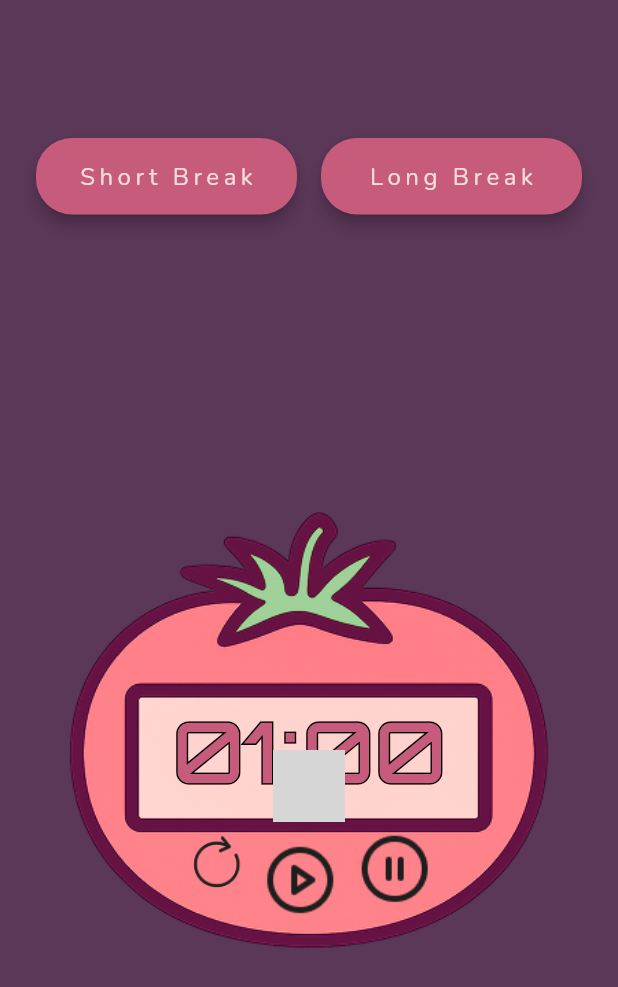
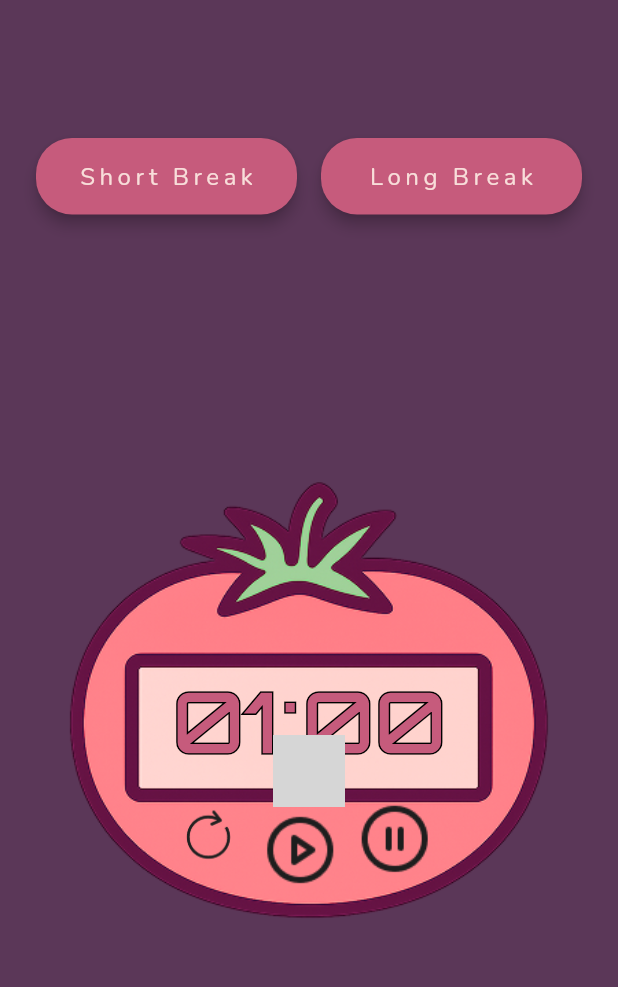
Before and after one commit to vansolinka/pomdoroweird, a Flutter app: the LongBreakScreen screen opened directly, after a tap on "Pomodoro weird", on a phone screen of 412 x 824 dp. Shown: the top 987 px of the screen. Run offline on Flutter 3.47's test engine with Material 3 defaults, Android fonts, the phone set to English and light mode, and no system bars; our stand-ins replace audioplayers; missing offline and left inert: flutter_arc_text; grey boxes are pictures that could not be loaded.

Commit message:
added sound, added tablet responsivness, not ideal though

```diff
--- a/lib/screens/home_screen.dart
+++ b/lib/screens/home_screen.dart
@@ -13,7 +13,7 @@
 class HomeScreen extends StatelessWidget {
   HomeScreen({super.key});
 
-  final GlobalKey<TomatoDisplayState> tomatoKey = GlobalKey<TomatoDisplayState>(); // ✅ Key to control timer
+  final GlobalKey<TomatoDisplayState> tomatoKey = GlobalKey<TomatoDisplayState>();
 
   @override
   Widget build(BuildContext context) {
@@ -31,7 +31,7 @@
               child: Column(
                 mainAxisAlignment: MainAxisAlignment.center,
                 children: [
-                  SizedBox(height: r.responsiveSize(40, 60)),
+                  SizedBox(height: r.tieredSize(small: 40, medium: 60, tablet: 80)),
 
                   // Break buttons
                   Row(
@@ -63,12 +63,13 @@
                     ],
                   ),
 
-                  SizedBox(height: r.responsiveSize(100, 160)),
+                  // 🆕 Adjust vertical space before Tomato
+                  SizedBox(height: r.tieredSize(small: 100, medium: 140, tablet: 180)),
 
-                  // Tomato Clock
+                  // 🍅 Tomato Clock with capped max width
                   TomatoDisplay(
-                    key: tomatoKey, // ✅ apply key
-                    size: r.widthPercent(r.isSmallScreen ? 0.87 : 0.9),
+                    key: tomatoKey,
+
                     duration: const Duration(minutes: 1),
                     startPulse: 10,
                     breakTomato: 0,
@@ -83,7 +84,7 @@
                         builder: (context) => PomodoroEndDialog(
                           message: message,
                           onReplay: () {
-                            tomatoKey.currentState?.resetFromOutside(); // ✅ reset timer from dialog
+                            tomatoKey.currentState?.resetFromOutside();
                           },
                         ),
                       );
@@ -97,10 +98,12 @@
             ),
 
             // Orbiting logo
-            Positioned(
-              top: r.responsiveSize(400, 500),
-              child: const AppLogo(),
+           Positioned(
+            top: r.tieredSize(small: 400, medium: 490, tablet: 570), // 📏 adjust if needed
+            child: AppLogo(
+              size: r.tieredSize(small: 340, medium: 380, tablet: 540), // 🌀 size for arc
             ),
+          ),
           ],
         ),
       ),
--- a/lib/screens/long_break.dart
+++ b/lib/screens/long_break.dart
@@ -43,13 +43,13 @@
           children: [
             SingleChildScrollView(
               padding: EdgeInsets.symmetric(
-                horizontal: r.responsiveSize(20, 24),
-                vertical: r.responsiveSize(28, 32),
+                horizontal: r.tieredSize(small: 20, medium: 24, tablet: 40),
+                vertical: r.tieredSize(small: 28, medium: 32, tablet: 48),
               ),
               child: Column(
                 mainAxisAlignment: MainAxisAlignment.center,
                 children: [
-                  SizedBox(height: r.responsiveSize(40, 60)),
+                  SizedBox(height: r.tieredSize(small: 40, medium: 60, tablet: 80)),
 
                   Center(
                     child: BreakButton(
@@ -63,7 +63,7 @@
                     ),
                   ),
 
-                  SizedBox(height: r.responsiveSize(12, 16)),
+                  SizedBox(height: r.tieredSize(small: 12, medium: 16, tablet: 24)),
 
                   Row(
                     children: [
@@ -78,7 +78,7 @@
                           },
                         ),
                       ),
-                      SizedBox(width: r.responsiveSize(12, 16)),
+                      SizedBox(width: r.tieredSize(small: 12, medium: 16, tablet: 24)),
                       Expanded(
                         child: BreakButton(
                           label: 'Long Break',
@@ -93,13 +93,13 @@
                     ],
                   ),
 
-                  SizedBox(height: r.responsiveSize(40, 60)),
+                  SizedBox(height: r.tieredSize(small: 40, medium: 60, tablet: 80)),
 
                   Container(
-                    margin: EdgeInsets.only(top: r.responsiveSize(12, 16)),
+                    margin: EdgeInsets.only(top: r.tieredSize(small: 12, medium: 16, tablet: 24)),
                     padding: EdgeInsets.symmetric(
-                      horizontal: r.responsiveSize(16, 20),
-                      vertical: r.responsiveSize(10, 12),
+                      horizontal: r.tieredSize(small: 16, medium: 20, tablet: 28),
+                      vertical: r.tieredSize(small: 10, medium: 12, tablet: 18),
                     ),
                     decoration: BoxDecoration(
                       color: AppColors.softTomato,
@@ -121,10 +121,10 @@
                     ),
                   ),
 
-                  SizedBox(height: r.responsiveSize(30, 40)),
+                  SizedBox(height: r.tieredSize(small: 30, medium: 40, tablet: 45)),
 
                   TomatoDisplay(
-                    size: r.widthPercent(r.isSmallScreen ? 0.87 : 0.9),
+                    size: r.tieredSize(small: r.widthPercent(0.87), medium: r.widthPercent(0.9), tablet: r.widthPercent(0.91)),
                     duration: const Duration(minutes: 15),
                     startPulse: 120,
                     breakTomato: 0,
--- a/lib/themes/app_assets.dart
+++ b/lib/themes/app_assets.dart
@@ -1,9 +1,11 @@
 class AppAssets {
+  // 🎨 Images
   static const tomatoImage = 'assets/images/tomato_clock.png';
   static const tomatoCrackedImage = 'assets/images/tomato_cracked.png';
   static const replayButton = 'assets/images/replay.png';
   static const playButton = 'assets/images/play.png';
   static const pauseButton = 'assets/images/pause.png';
-  // You can add more like:
-  // static const bell = 'assets/images/bell.png';
+
+  // 🔊 Audio
+  static const crackSound = 'audio/crack_sound.wav';
 }
--- a/lib/utils/app_responsive.dart
+++ b/lib/utils/app_responsive.dart
@@ -7,19 +7,32 @@
   final double screenWidth;
   final double screenHeight;
   final bool isSmallScreen;
+  final bool isTablet;
 
   AppResponsive(this.context)
       : screenWidth = MediaQuery.of(context).size.width,
         screenHeight = MediaQuery.of(context).size.height,
         isSmallScreen = MediaQuery.of(context).size.height < 700 ||
-                        MediaQuery.of(context).size.width < 390;
+                        MediaQuery.of(context).size.width < 390,
+        isTablet = MediaQuery.of(context).size.shortestSide >= 600;
 
   double responsiveSize(double small, double large) =>
       isSmallScreen ? small : large;
+
+  // 🆕 Add this: handles small / normal / tablet
+  double tieredSize({required double small, required double medium, required double tablet}) {
+    if (isSmallScreen) return small;
+    if (isTablet) return tablet;
+    return medium;
+  }
 
   double widthPercent(double percent) => screenWidth * percent;
 
   double heightPercent(double percent) => screenHeight * percent;
 
-  double fontSize(double base) => isSmallScreen ? base * 0.88 : base;
+  double fontSize(double base) {
+    if (isSmallScreen) return base * 0.88;
+    if (isTablet) return base * 1.2;
+    return base;
+  }
 }
--- a/lib/widgets/logo.dart
+++ b/lib/widgets/logo.dart
@@ -4,7 +4,9 @@
 import '../themes/app_theme.dart';
 
 class AppLogo extends StatefulWidget {
-  const AppLogo({super.key});
+  final double? size; // 🆕 optional custom size
+
+  const AppLogo({super.key, this.size});
 
   @override
   State<AppLogo> createState() => _AppLogoState();
@@ -40,11 +42,10 @@
 
   @override
   Widget build(BuildContext context) {
-
-  // Shrink the arc radius based on screen size
- final tomatoSize = MediaQuery.of(context).size.width.clamp(320.0, 400.0);
-final arcRadius = tomatoSize / 2.5; // or 2.2 to make it tighter
-
+    // 👇 Use passed size or fallback to responsive screen width
+    final screenWidth = MediaQuery.of(context).size.width;
+    final logoSize = widget.size ?? screenWidth.clamp(320.0, 400.0);
+    final arcRadius = logoSize / 2.5;
 
     return AnimatedBuilder(
       animation: _angleAnimation,
@@ -52,13 +53,11 @@
         return ArcText(
           radius: arcRadius,
           text: 'POMODORO WEIRD',
-        textStyle: AppTextStyles.logo, // ✅ fixed size
+          textStyle: AppTextStyles.logo,
           startAngle: _angleAnimation.value,
           placement: Placement.outside,
         );
       },
     );
   }
-
-
 }
--- a/lib/widgets/tomato_display.dart
+++ b/lib/widgets/tomato_display.dart
@@ -1,8 +1,10 @@
 import 'package:flutter/material.dart';
+import 'package:audioplayers/audioplayers.dart';
 import '../themes/app_assets.dart';
 import '../themes/app_theme.dart';
 import '../utils/app_responsive.dart';
 import 'timer_widget.dart';
+import 'dart:math';
 
 class TomatoDisplay extends StatefulWidget {
   final double? size;
@@ -11,8 +13,7 @@
   final int breakTomato;
   final VoidCallback? onStart;
   final VoidCallback? onComplete;
-  final VoidCallback? onReset; // 👈 NEW
-
+  final VoidCallback? onReset;
 
   const TomatoDisplay({
     super.key,
@@ -20,36 +21,37 @@
     required this.duration,
     required this.startPulse,
     required this.breakTomato,
-    required this.onStart,
+    this.onStart,
     this.onComplete,
     this.onReset,
   });
 
   @override
-  TomatoDisplayState createState() => TomatoDisplayState(); // ✅ match the public class name
+  TomatoDisplayState createState() => TomatoDisplayState();
 }
 
-class TomatoDisplayState extends State<TomatoDisplay>
-    with SingleTickerProviderStateMixin {
+class TomatoDisplayState extends State<TomatoDisplay> with SingleTickerProviderStateMixin {
   late AnimationController _controller;
   late Animation<double> _scaleAnimation;
   final GlobalKey<DigitalTimerState> timerKey = GlobalKey<DigitalTimerState>();
   bool _isFastBreathing = false;
   bool _isPulsing = false;
   bool _isCracked = false;
+  final player = AudioPlayer();
 
   @override
   void initState() {
     super.initState();
+    player.setSourceAsset(AppAssets.crackSound);
     _controller = AnimationController(
       vsync: this,
       duration: const Duration(seconds: 2),
     );
-
     _scaleAnimation = Tween<double>(begin: 1.0, end: 1.05).animate(
       CurvedAnimation(parent: _controller, curve: Curves.easeInOut),
     );
   }
+
   void resetFromOutside() {
     timerKey.currentState?.resetTimer();
     stopTomatoPulse();
@@ -61,10 +63,8 @@
   void startTomatoPulse() {
     _isFastBreathing = false;
     _isPulsing = true;
-    _controller.reset();
     _controller.duration = const Duration(seconds: 2);
     _controller.repeat(reverse: true);
-    setState(() {});
   }
 
   void stopTomatoPulse() {
@@ -72,7 +72,6 @@
     _isFastBreathing = false;
     _isPulsing = false;
     _controller.duration = const Duration(seconds: 2);
-    setState(() {});
   }
 
   void setFastPulse() {
@@ -121,13 +120,15 @@
   Widget build(BuildContext context) {
     final r = AppResponsive(context);
 
-  final double size = widget.size ?? r.widthPercent(r.isSmallScreen ? 0.8 : 0.9);
-  final double timerOffset = size * r.responsiveSize(0.45, 0.43);
+    // ✅ Let Tomato decide size by screen width if not provided
+    final double size = widget.size ??
+        min(r.widthPercent(r.tieredSize(small: 0.85, medium: 0.9, tablet: 0.92)), 600);
+
+    final double timerOffset = size * 0.43;
 
     return Stack(
       alignment: Alignment.center,
       children: [
-        // 🌀 Pulsing Tomato
         _animatedOrStatic(
           child: Image.asset(
             _isCracked ? AppAssets.tomatoCrackedImage : AppAssets.tomatoImage,
@@ -136,33 +137,44 @@
           ),
         ),
 
-        // ⏱️ Digital Timer
         Positioned(
           top: timerOffset,
           child: DigitalTimer(
             key: timerKey,
             initialTime: widget.duration,
-            textStyle: AppTextStyles.timer.copyWith(
-              fontSize: r.fontSize(54),
-            ),
+            textStyle: AppTextStyles.timer.copyWith(fontSize: r.fontSize(54)),
             onTick: (remaining) {
-              if (remaining.inSeconds <= widget.startPulse &&
-                  !_isFastBreathing) {
+              if (remaining.inSeconds <= widget.startPulse && !_isFastBreathing) {
                 setFastPulse();
               }
-              if (remaining.inSeconds == widget.breakTomato &&
-                  !_isCracked) {
-                setState(() {
-                  _isCracked = true;
-                });
+              if (remaining.inSeconds == widget.breakTomato && !_isCracked) {
+                setState(() => _isCracked = true);
                 stopTomatoPulse();
+                player.resume();
                 widget.onComplete?.call();
               }
             },
           ),
         ),
 
-        // ▶️ Play
+        Positioned(
+          bottom: size * 0.17,
+          left: size * 0.22,
+          child: _animatedOrStatic(
+            child: _buildIconButton(
+              assetPath: AppAssets.replayButton,
+              size: size * 0.18,
+              onTap: () {
+                timerKey.currentState?.resetTimer();
+                stopTomatoPulse();
+                widget.onStart?.call();
+                widget.onReset?.call();
+                setState(() => _isCracked = false);
+              },
+            ),
+          ),
+        ),
+
         Positioned(
           bottom: size * 0.17,
           left: size * 0.41,
@@ -173,15 +185,12 @@
               onTap: () {
                 timerKey.currentState?.startTimer();
                 startTomatoPulse();
-                setState(() {
-                  _isCracked = false;
-                });
+                setState(() => _isCracked = false);
               },
             ),
           ),
         ),
 
-        // ⏸ Pause
         Positioned(
           bottom: size * 0.19,
           left: size * 0.58,
@@ -196,27 +205,6 @@
             ),
           ),
         ),
-
-        // 🔁 Reset
-        Positioned(
-          bottom: size * 0.17,
-          left: size * 0.23,
-          child: _animatedOrStatic(
-            child: _buildIconButton(
-              assetPath: AppAssets.replayButton,
-              size: size * 0.19,
-                onTap: () {
-                  timerKey.currentState?.resetTimer();
-                  stopTomatoPulse();
-                  widget.onStart?.call();
-                  widget.onReset?.call(); // 👈 trigger external reset if needed
-                  setState(() {
-                    _isCracked = false;
-                  });
-                },
-            ),
-          ),
-        ),
       ],
     );
   }
--- a/pubspec.yaml
+++ b/pubspec.yaml
@@ -28,6 +28,7 @@
 # the latest version available on pub.dev. To see which dependencies have newer
 # versions available, run `flutter pub outdated`.
 dependencies:
+  audioplayers: ^6.4.0
   flutter:
     sdk: flutter
 
@@ -72,6 +73,7 @@
         - asset: assets/fonts/GloriaHallelujah-Regular.ttf
   assets:
     - assets/images/
+    - assets/audio/
 
   # To add assets to your application, add an assets section, like this:
   # assets:
```
Also changed, not shown: 7 other files. Lines whose indentation alone changed are shown as unchanged.
